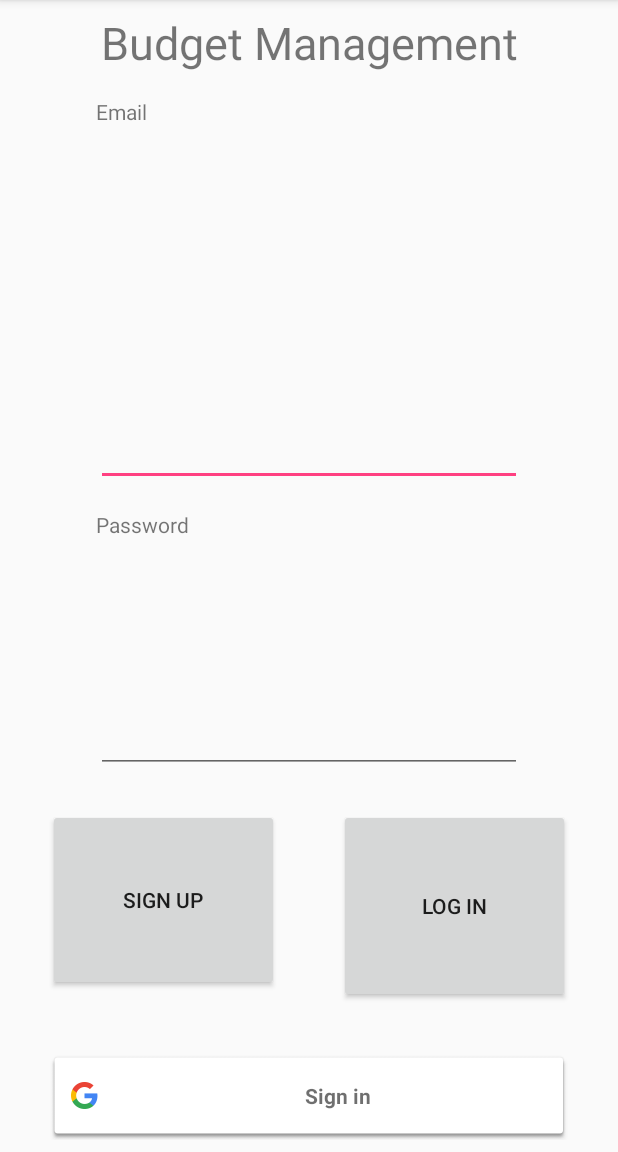
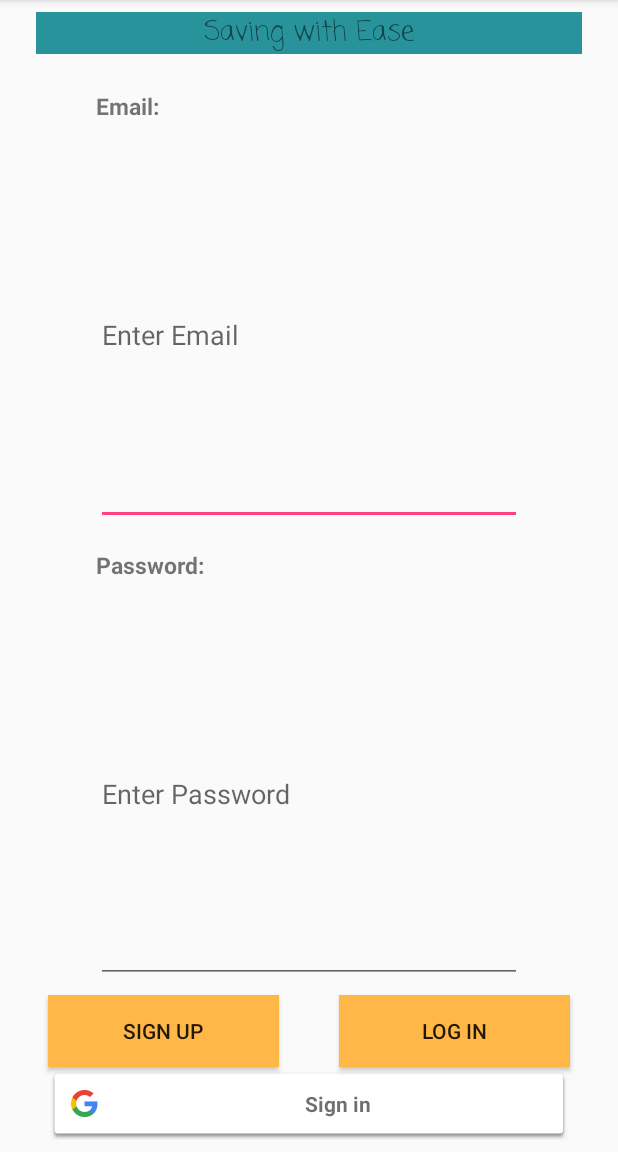
Before and after one commit to Kediel/LiquidityView, an Android app: the screen it shows after launch (LoginScreen), on a phone screen of 412 x 824 dp, the part 84-1236 px from its top. Run offline under Robolectric (Android 15) with nearby library versions, the phone set to English and light mode, and no system bars; our stand-ins replace Firebase (no records; nobody signed in at launch, a user with empty details on screens opened directly).

Commit message:
Fix UI Mainscreen + Login screen

```diff
--- a/app/src/main/res/layout/activity_login_screen.xml
+++ b/app/src/main/res/layout/activity_login_screen.xml
@@ -10,11 +10,10 @@
     <com.google.android.gms.common.SignInButton
         android:id="@+id/sign_in_button"
         android:layout_width="0dp"
-        android:layout_height="59dp"
+        android:layout_height="wrap_content"
         android:layout_marginBottom="8dp"
         android:layout_marginEnd="32dp"
         android:layout_marginStart="32dp"
-        android:layout_marginTop="8dp"
         app:layout_constraintBottom_toBottomOf="parent"
         app:layout_constraintEnd_toEndOf="parent"
         app:layout_constraintHorizontal_bias="0.0"
@@ -29,22 +28,29 @@
         android:id="@+id/textView2"
         android:layout_width="0dp"
         android:layout_height="wrap_content"
+        android:layout_marginBottom="8dp"
+        android:layout_marginEnd="24dp"
+        android:layout_marginStart="24dp"
         android:layout_marginTop="8dp"
-        android:text="Budget Management"
+        android:background="@color/DarkTeal"
+        android:fontFamily="casual"
+        android:text="Saving with Ease"
         android:textAlignment="center"
-        android:textSize="30sp"
-        app:layout_constraintHorizontal_bias="0.0"
+        android:textSize="18sp"
+        app:layout_constraintBottom_toTopOf="@+id/textView3"
+        app:layout_constraintEnd_toEndOf="parent"
         app:layout_constraintLeft_toLeftOf="parent"
-        app:layout_constraintRight_toRightOf="parent"
+        app:layout_constraintStart_toStartOf="parent"
         app:layout_constraintTop_toTopOf="parent" />
 
     <Button
         android:id="@+id/sign_Up"
         android:layout_width="0dp"
-        android:layout_height="0dp"
-        android:layout_marginBottom="32dp"
+        android:layout_height="wrap_content"
         android:layout_marginEnd="32dp"
         android:layout_marginStart="32dp"
+        android:layout_marginTop="8dp"
+        android:background="@color/Orange"
         android:onClick="btnUserRegistration_Click"
         android:text="Sign Up"
         app:layout_constraintBottom_toTopOf="@+id/sign_in_button"
@@ -55,11 +61,11 @@
     <Button
         android:id="@+id/log_In"
         android:layout_width="0dp"
-        android:layout_height="0dp"
-        android:layout_marginBottom="32dp"
+        android:layout_height="wrap_content"
         android:layout_marginEnd="32dp"
         android:layout_marginStart="8dp"
-        android:layout_marginTop="24dp"
+        android:layout_marginTop="8dp"
+        android:background="@color/Orange"
         android:onClick="btnUserLogin_Click"
         android:text="Log In"
         app:layout_constraintBottom_toTopOf="@+id/sign_in_button"
@@ -71,12 +77,14 @@
     <TextView
         android:id="@+id/textView3"
         android:layout_width="0dp"
-        android:layout_height="0dp"
+        android:layout_height="wrap_content"
         android:layout_marginBottom="8dp"
         android:layout_marginEnd="64dp"
         android:layout_marginStart="64dp"
         android:layout_marginTop="16dp"
-        android:text="Email"
+        android:text="Email:"
+        android:textSize="15sp"
+        android:textStyle="bold"
         app:layout_constraintBottom_toTopOf="@+id/txtEmailLogin"
         app:layout_constraintEnd_toEndOf="parent"
         app:layout_constraintLeft_toLeftOf="parent"
@@ -93,6 +101,7 @@
         android:layout_marginStart="64dp"
         android:layout_marginTop="8dp"
         android:ems="10"
+        android:hint="Enter Email"
         android:inputType="textPersonName"
         app:layout_constraintBottom_toTopOf="@+id/textView4"
         app:layout_constraintEnd_toEndOf="parent"
@@ -102,11 +111,14 @@
     <TextView
         android:id="@+id/textView4"
         android:layout_width="0dp"
-        android:layout_height="0dp"
+        android:layout_height="wrap_content"
         android:layout_marginBottom="8dp"
         android:layout_marginEnd="64dp"
         android:layout_marginStart="64dp"
-        android:text="Password"
+        android:text="Password:"
+        android:textAlignment="textStart"
+        android:textSize="15sp"
+        android:textStyle="bold"
         app:layout_constraintBottom_toTopOf="@+id/txtPasswordLogin"
         app:layout_constraintEnd_toEndOf="parent"
         app:layout_constraintStart_toStartOf="parent"
@@ -115,11 +127,12 @@
     <EditText
         android:id="@+id/txtPasswordLogin"
         android:layout_width="0dp"
-        android:layout_height="wrap_content"
-        android:layout_marginBottom="24dp"
+        android:layout_height="0dp"
         android:layout_marginEnd="64dp"
         android:layout_marginStart="64dp"
+        android:layout_marginTop="8dp"
         android:ems="10"
+        android:hint="Enter Password"
         android:inputType="textPassword"
         app:layout_constraintBottom_toTopOf="@+id/sign_Up"
         app:layout_constraintEnd_toEndOf="parent"
--- a/app/src/main/res/layout/activity_main.xml
+++ b/app/src/main/res/layout/activity_main.xml
@@ -27,7 +27,7 @@
         android:id="@+id/buttonDetail"
         android:layout_width="147dp"
         android:layout_height="wrap_content"
-        android:layout_marginBottom="64dp"
+        android:layout_marginBottom="8dp"
         android:layout_marginEnd="32dp"
         android:layout_marginStart="32dp"
         android:background="@android:color/holo_orange_light"
@@ -42,8 +42,8 @@
     <Button
         android:id="@+id/buttonStats"
         android:layout_width="139dp"
-        android:layout_height="wrap_content"
-        android:layout_marginBottom="64dp"
+        android:layout_height="0dp"
+        android:layout_marginBottom="8dp"
         android:layout_marginRight="16dp"
         android:background="@android:color/holo_orange_light"
         android:text="Tips/Stats"
@@ -52,9 +52,9 @@
 
     <Button
         android:id="@+id/buttonManualEntry"
-        android:layout_width="298dp"
-        android:layout_height="47dp"
-        android:layout_marginBottom="16dp"
+        android:layout_width="wrap_content"
+        android:layout_height="wrap_content"
+        android:layout_marginBottom="8dp"
         android:layout_marginTop="8dp"
         android:background="?android:attr/colorMultiSelectHighlight"
         android:text="Manual Entry"
--- a/app/src/main/res/values/colors.xml
+++ b/app/src/main/res/values/colors.xml
@@ -7,4 +7,6 @@
     <color name="TealLight">#B2EBF2</color>
     <color name="EndTeal">#0097A7</color>
     <color name="TextColor">#5E35B1</color>
+    <color name="Orange">#ffb847</color>
+    <color name="DarkTeal">#29939b</color>
 </resources>
```
